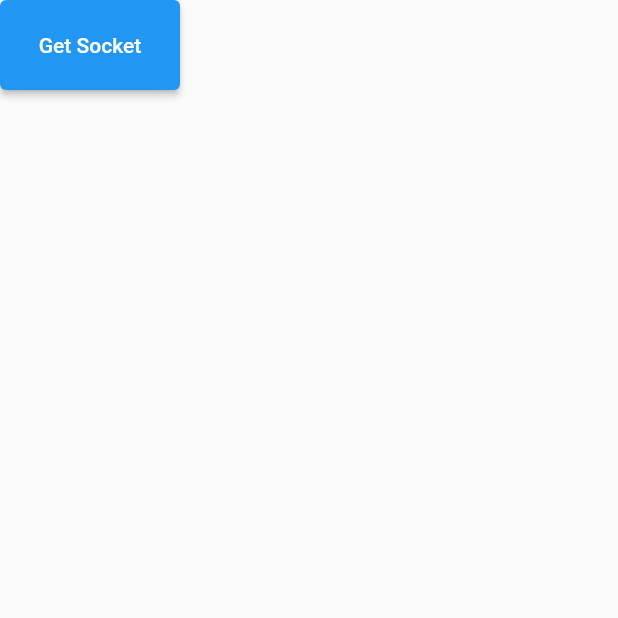
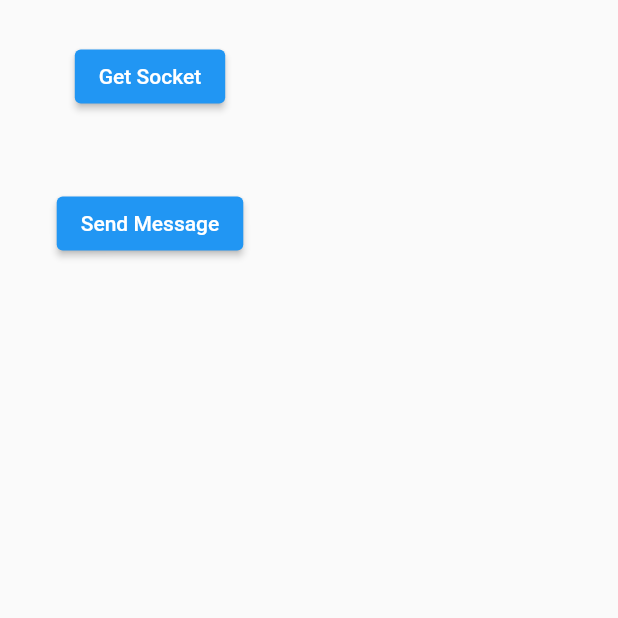
Before and after one commit to Looping-EA/frontend-looping-EA, a Flutter app: the screen it shows after launch, after a tap on "Get Socket", on a phone screen of 412 x 824 dp, the top half of it. Run offline on Flutter 3.47's test engine with Material 2 defaults, Android fonts, the phone set to English and light mode, and no system bars; our stand-ins replace flutter_form_builder, shared_preferences, socket_io_client; missing offline and left inert: dart:html, jwt_decode; network calls fail.

Commit message:
chat general

```diff
--- a/lib/Models/chat.dart
+++ b/lib/Models/chat.dart
@@ -5,20 +5,19 @@ class Chat {
   String name;
   String description;
   List<User> members = [];
-  List<Message> messages = [];
+  //List<Message> messages = [];
 
-  Chat(this.name, this.description, this.members, this.messages);
+  Chat(
+    this.name,
+    this.description,
+    this.members,
+  );
 
   factory Chat.fromJson(dynamic json) {
     var memberObjsJson = json['members'] as List;
     List<User> _members =
         memberObjsJson.map((memberJson) => User.fromJson(memberJson)).toList();
-
-    var messagesObjsJson = json['messages'] as List;
-    List<Message> _messages = messagesObjsJson
-        .map((messageJson) => Message.fromJson(messageJson))
-        .toList();
-    return Chat(json['name'] as String, json['description'] as String, _members,
-        _messages);
+    return Chat(
+        json['name'] as String, json['description'] as String, _members);
   }
 }
--- a/lib/Models/message.dart
+++ b/lib/Models/message.dart
@@ -1,16 +1,8 @@
 import '../Models/user.dart';
 
 class Message {
-  DateTime date;
-  String message;
-  List<User> users = [];
-
-  Message(this.date, this.message, this.users);
-
-  factory Message.fromJson(dynamic json) {
-    var usersObjsJson = json['members'] as List;
-    List<User> _users =
-        usersObjsJson.map((memberJson) => User.fromJson(memberJson)).toList();
-    return Message(json['date'] as DateTime, json['message'] as String, _users);
-  }
+  final String text;
+  final String senderID;
+  final String receiverID;
+  Message(this.text, this.senderID, this.receiverID);
 }
--- a/lib/Models/user.dart
+++ b/lib/Models/user.dart
@@ -3,8 +3,9 @@ class User {
   String pswrd;
   String fullname;
   String email;
+  String chatID;
 
-  User(this.uname, this.pswrd, this.fullname, this.email);
+  User(this.uname, this.pswrd, this.fullname, this.email, this.chatID);
 
   factory User.fromJson(dynamic json) {
     return User(
@@ -12,6 +13,7 @@ class User {
       json['pswd'] as String,
       json['fullname'] as String,
       json['email'] as String,
+      json['chatID'] as String,
     );
   }
 
@@ -21,10 +23,12 @@ class User {
       "",
       json['fullname'] as String,
       json['email'] as String,
+      json['chatID'] as String,
     );
   }
 
   factory User.grabUnameFromJSON(dynamic json) {
-    return User(json['uname'] as String, "", json['fullname'], json['email']);
+    return User(json['uname'] as String, "", json['fullname'], json['email'],
+        json['chatID'] as String);
   }
 }
--- /dev/null
+++ b/lib/Screens/Chat/allchats_screen.dart
@@ -0,0 +1,3 @@
+//import 'package:flutter/material.dart';
+
+//class ChatScreen extends StatelessWidget {
--- a/lib/Screens/Chat/chat_screen.dart
+++ b/lib/Screens/Chat/chat_screen.dart
@@ -3,42 +3,55 @@ import 'package:socket_io_client/socket_io_client.dart' as IO;
 import 'package:flutter/material.dart';
 
 class ChatScreen extends StatelessWidget {
+  final url = 'http://localhost:3000';
+  final IO.Socket socket = IO.io('http://localhost:3000', <String, dynamic>{
+    'transports': ['websocket'],
+    'autoConnect': false,
+  });
+
+  get data => null;
   @override
   Widget build(BuildContext context) {
     return Scaffold(
-        body: (SizedBox(
-            height: 60,
-            width: 120,
-            child: ElevatedButton(
-                onPressed: _onPressButton,
-                style: ElevatedButton.styleFrom(),
-                child: Text(
-                  'Get Socket',
-                )))));
+        body: (Container(
+            height: 200,
+            width: 200,
+            child: Column(
+                mainAxisAlignment: MainAxisAlignment.center,
+                children: <Widget>[
+                  ElevatedButton(
+                      onPressed: _onPressButton,
+                      style: ElevatedButton.styleFrom(),
+                      child: Text(
+                        'Get Socket',
+                      )),
+                  SizedBox(height: 50),
+                  ElevatedButton(
+                      onPressed: _sendMessage,
+                      style: ElevatedButton.styleFrom(),
+                      child: Text(
+                        'Send Message',
+                      )),
+                ]))));
   }
 
   void _onPressButton() async {
-    print('se intenta');
-    var url = 'http://localhost:3000';
-    print(url);
-
-    try {
-      IO.Socket socket = IO.io(url, <String, dynamic>{
-        'transports': ['websocket'],
-        'autoConnect': false,
-      });
-      print("hola");
-      socket.connect();
-      socket.onConnect((_) => {print('connect')});
-      socket.on('event', (data) => print(data));
-      socket.on('disconnect', (_) => print('disconnect'));
-      socket.on('fromServer', (_) => print(_));
-    } catch (e) {
-      print("error");
-      print(e);
-    }
-    ;
-
+    socket.connect();
+    socket.on("connect", (_) => {print("You are connected")});
+    socket.on(
+        'disconnect', (_) => print('You have disconnected from the server'));
+    socket.on("new message", (data) => _addChatMessage(data));
     // Dart client
   }
+
+  void _sendMessage() async {
+    socket.emit("new message", "Hola");
+    print("Message sent");
+  }
+
+  void _addChatMessage(data) {
+    print("Message received");
+    //print(data.message);
+    //print(data.id);
+  }
 }
--- a/lib/Screens/Login/login_page.dart
+++ b/lib/Screens/Login/login_page.dart
@@ -22,7 +22,7 @@ class LoginPage extends StatefulWidget {
 class _LoginPageState extends State<LoginPage> {
   final _formKey = GlobalKey<FormBuilderState>();
 
-  final _user = User("", "", "", "");
+  final _user = User("", "", "", "", "");
 
   bool _remeberMe = false;
 
--- a/lib/Screens/Register/register_screen_state.dart
+++ b/lib/Screens/Register/register_screen_state.dart
@@ -17,7 +17,7 @@ import 'package:frontend_looping_ea/styles.dart';
 
 class RegisterScreenState extends State<RegisterScreen> {
   final _formKey = GlobalKey<FormBuilderState>();
-  final _user = User("", "", "", "");
+  final _user = User("", "", "", "", "");
 
   @override
   Widget build(BuildContext context) {
--- a/lib/Services/project_service.dart
+++ b/lib/Services/project_service.dart
@@ -28,7 +28,7 @@ Future<List<Project>> getProjectsAndOwners() async {
       for (var projectJson in projectsJson) {
         List<User> ownerslist = [];
         for (int i = 0; i < projectJson["owners"].length; i++) {
-          User u = new User(projectJson["owners"][i]["uname"], "", "", "");
+          User u = new User(projectJson["owners"][i]["uname"], "", "", "", "");
           ownerslist.add(u);
           print(u.uname);
         }
--- a/lib/Services/user_service.dart
+++ b/lib/Services/user_service.dart
@@ -25,7 +25,7 @@ Future<User> getUser(uname) async {
     User u = User.fromJSONnoPass(json.decode(response.body));
     return u;
   } else
-    return new User("", "", "", "");
+    return new User("", "", "", "", "");
 }
 
 Future<String> deleteUser(uname) async {
@@ -83,7 +83,7 @@ Future<User> registerUser(User user) async {
       User u = User.fromJson(payload);
       return u;
     } else {
-      return new User("", "", "", "");
+      return new User("", "", "", "", "");
     }
   });
 }
@@ -113,7 +113,7 @@ Future<User> loginUser(User user) async {
       User u = User.grabUnameFromJSON(payload);
       return u;
     } else {
-      return new User("", "", "", "");
+      return new User("", "", "", "", "");
     }
   });
 }
--- a/pubspec.yaml
+++ b/pubspec.yaml
@@ -35,6 +35,7 @@ dependencies:
   shared_preferences: ^2.0.5
   jwt_decode: ^0.3.1
   socket_io_client: ^1.0.1
+  scoped_model: ^1.0.1
 dev_dependencies:
   flutter_test:
     sdk: flutter
```
Also changed, not shown: pubspec.lock.
